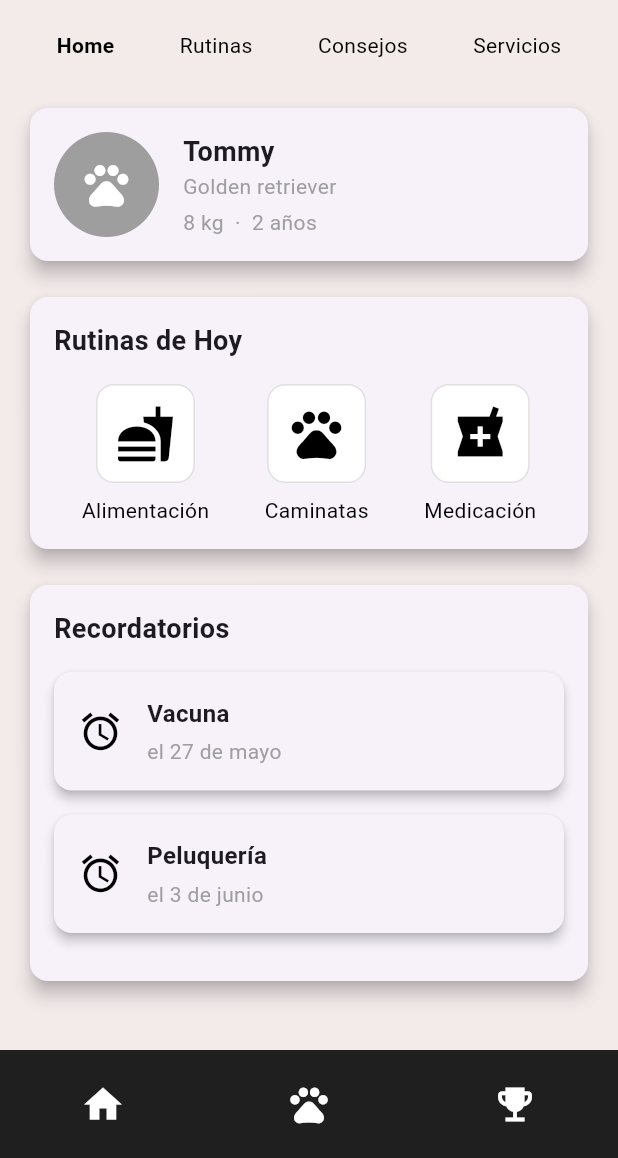
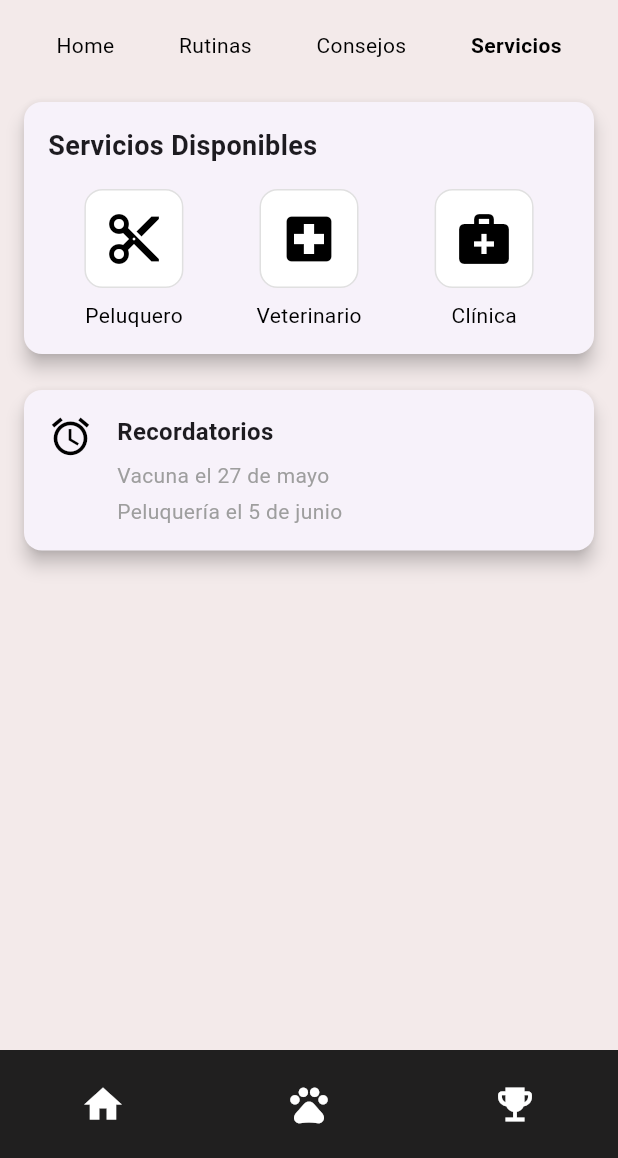
Before and after one commit to jmacabrera/Patania, a Flutter app: the screen it shows after launch, on a phone screen of 412 x 824 dp, the part 78-1236 px from its top. Run offline on Flutter 3.47's test engine with Material 3 defaults, Android fonts, the phone set to English and light mode, and no system bars.

Commit message:
pantalla de servicios

```diff
--- a/lib/main.dart
+++ b/lib/main.dart
@@ -1,6 +1,7 @@
 import 'package:flutter/material.dart';
 import 'package:patania_app/registro_form.dart';
 import 'package:patania_app/home_pr.dart';
+import 'package:patania_app/servicios_screen.dart';
 
 void main() => runApp(patania_app());
 
@@ -8,7 +9,7 @@ class patania_app extends StatelessWidget {
   @override
   Widget build(BuildContext context) {
     return MaterialApp(
-      home: HomeScreen(),
+      home: ServiciosScreen(),
       debugShowCheckedModeBanner: false,
     );
   }
--- /dev/null
+++ b/lib/servicios_screen.dart
@@ -0,0 +1,212 @@
+import 'package:flutter/material.dart';
+
+class ServiciosScreen extends StatefulWidget {
+  const ServiciosScreen({super.key});
+
+  @override
+  State<ServiciosScreen> createState() => _ServiciosScreenState();
+}
+
+class _ServiciosScreenState extends State<ServiciosScreen> {
+  int _selectedTabIndex = 3; // 3 para Servicios
+
+  Widget _buildNavTab(String label, int index) {
+    return GestureDetector(
+      onTap: () {
+        setState(() {
+          _selectedTabIndex = index;
+        });
+
+      },
+      child: Column(
+        children: [
+          Text(
+            label,
+            style: TextStyle(
+              fontWeight: _selectedTabIndex == index
+                  ? FontWeight.bold
+                  : FontWeight.normal,
+              decoration: TextDecoration.none,
+              color: Colors.black,
+            ),
+          ),
+        ],
+      ),
+    );
+  }
+
+  Widget _buildServiceIcon(IconData icon, String label) {
+    return Column(
+      children: [
+        Container(
+          padding: EdgeInsets.all(12),
+          decoration: BoxDecoration(
+            color: Colors.white,
+            borderRadius: BorderRadius.circular(12),
+            border: Border.all(color: Colors.grey[300]!),
+          ),
+          child: Icon(icon, size: 40, color: Colors.black),
+        ),
+        SizedBox(height: 8),
+        Text(label, style: TextStyle(color: Colors.black)),
+      ],
+    );
+  }
+
+  @override
+  Widget build(BuildContext context) {
+    return Scaffold(
+      backgroundColor: const Color(0xFFF3EAEA),
+      body: SafeArea(
+        child: Column(
+          children: [
+            // Encabezado y tabs superiores
+            Container(
+              color: const Color(0xFFF3EAEA),
+              padding: const EdgeInsets.symmetric(vertical: 12.0, horizontal: 16.0),
+              child: Column(
+                children: [
+                  const Text(
+                    'Patania',
+                    style: TextStyle(
+                      fontSize: 28.0,
+                      fontWeight: FontWeight.bold,
+                      color: Colors.black,
+                    ),
+                  ),
+                  const SizedBox(height: 20.0),
+                  Row(
+                    mainAxisAlignment: MainAxisAlignment.spaceAround,
+                    children: [
+                      _buildNavTab('Home', 0),
+                      _buildNavTab('Rutinas', 1),
+                      _buildNavTab('Consejos', 2),
+                      _buildNavTab('Servicios', 3),
+                    ],
+                  ),
+                ],
+              ),
+            ),
+            const SizedBox(height: 16.0),
+            // Contenido principal scrollable
+            Expanded(
+              child: SingleChildScrollView(
+                child: Column(
+                  children: [
+                    // Card de servicios
+                    Card(
+                      elevation: 5,
+                      shape: RoundedRectangleBorder(
+                        borderRadius: BorderRadius.circular(12),
+                      ),
+                      margin: const EdgeInsets.symmetric(horizontal: 16.0),
+                      child: Padding(
+                        padding: const EdgeInsets.all(16.0),
+                        child: Column(
+                          crossAxisAlignment: CrossAxisAlignment.start,
+                          children: [
+                            const Text(
+                              'Servicios Disponibles',
+                              style: TextStyle(
+                                fontWeight: FontWeight.bold,
+                                fontSize: 18,
+                              ),
+                            ),
+                            const SizedBox(height: 16),
+                            Row(
+                              mainAxisAlignment: MainAxisAlignment.spaceAround,
+                              children: [
+                                _buildServiceIcon(Icons.cut, 'Peluquero'),
+                                _buildServiceIcon(Icons.local_hospital, 'Veterinario'),
+                                _buildServiceIcon(Icons.medical_services, 'Clínica'),
+                              ],
+                            ),
+                          ],
+                        ),
+                      ),
+                    ),
+                    const SizedBox(height: 24),
+                    // Sección de recordatorios
+                    Card(
+                      elevation: 5,
+                      shape: RoundedRectangleBorder(
+                        borderRadius: BorderRadius.circular(12),
+                      ),
+                      margin: const EdgeInsets.symmetric(horizontal: 16.0),
+                      child: Padding(
+                        padding: const EdgeInsets.all(16.0),
+                        child: Row(
+                          crossAxisAlignment: CrossAxisAlignment.start,
+                          children: [
+                            const Icon(Icons.alarm, size: 30, color: Colors.black),
+                            const SizedBox(width: 16),
+                            Expanded(
+                              child: Column(
+                                crossAxisAlignment: CrossAxisAlignment.start,
+                                children: const [
+                                  Text(
+                                    'Recordatorios',
+                                    style: TextStyle(
+                                      fontWeight: FontWeight.bold,
+                                      fontSize: 16,
+                                    ),
+                                  ),
+                                  SizedBox(height: 8),
+                                  Text(
+                                    'Vacuna el 27 de mayo',
+                                    style: TextStyle(color: Colors.grey),
+                                  ),
+                                  SizedBox(height: 4),
+                                  Text(
+                                    'Peluquería el 5 de junio',
+                                    style: TextStyle(color: Colors.grey),
+                                  ),
+                                ],
+                              ),
+                            ),
+                          ],
+                        ),
+                      ),
+                    ),
+                    const SizedBox(height: 16.0),
+                  ],
+                ),
+              ),
+            ),
+          ],
+        ),
+      ),
+      // Barra de navegación inferior
+      bottomNavigationBar: Container(
+        color: Colors.black87, // Fondo oscuro para la barra inferior
+        padding: const EdgeInsets.symmetric(vertical: 12),
+        child: Row(
+          mainAxisAlignment: MainAxisAlignment.spaceAround,
+          children: [
+            IconButton(
+              icon: const Icon(Icons.home, color: Colors.white, size: 30),
+              onPressed: () {
+                debugPrint('Navegar a Home');
+                // Navigator.pushReplacementNamed(context, '/home');
+              },
+            ),
+            IconButton(
+              icon: const Icon(Icons.pets, color: Colors.white, size: 30),
+              onPressed: () {
+                debugPrint('Navegar a Rutinas o Perfil');
+                // Navigator.pushReplacementNamed(context, '/rutinas');
+              },
+            ),
+            IconButton(
+              icon: const Icon(Icons.emoji_events, color: Colors.white, size: 30),
+              onPressed: () {
+                debugPrint('Navegar a Logros');
+                // Navigator.pushReplacementNamed(context, '/logros');
+              },
+            ),
+          ],
+        ),
+      ),
+    );
+  }
+}
```
